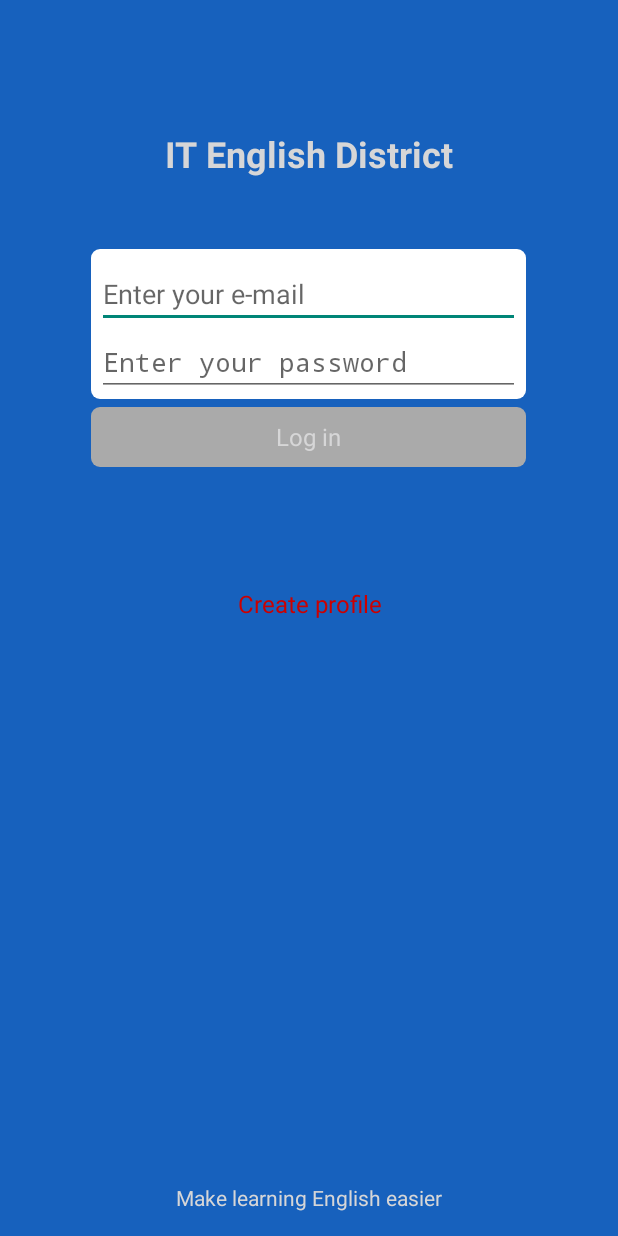
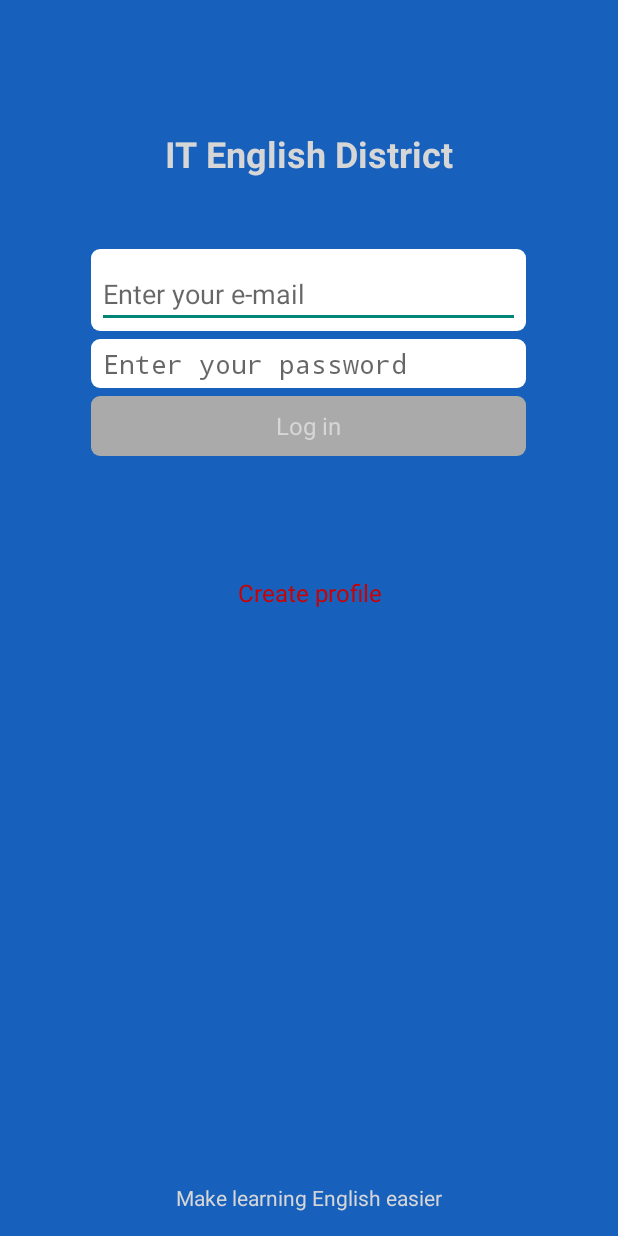
Before and after one commit to mrsnoopy86/EC, an Android app: the screen it shows after launch (StartScreen), on a phone screen of 412 x 824 dp. Run offline under Robolectric (Android 15) with nearby library versions, the phone set to English and light mode, and no system bars; libraries missing offline, so code that uses them is left out: cn.pedant, com.rengwuxian.materialedittext; plain views replace MaterialEditText; 2 statements that could not run were skipped.

Commit message:
End of work Day.

```diff
--- a/app/src/main/java/com/smithysoft/englishclub/adapters/CastomAdapter.java
+++ b/app/src/main/java/com/smithysoft/englishclub/adapters/CastomAdapter.java
@@ -1,6 +1,8 @@
 package com.smithysoft.englishclub.adapters;
 
 import android.content.Context;
+import android.graphics.Paint;
+import android.graphics.Rect;
 import android.view.LayoutInflater;
 import android.view.View;
 import android.view.ViewGroup;
@@ -9,6 +11,9 @@ import android.widget.ImageView;
 import android.widget.RadioGroup;
 import android.widget.TextView;
 
+import com.db.chart.listener.OnEntryClickListener;
+import com.db.chart.view.BarChartView;
+import com.db.chart.view.HorizontalBarChartView;
 import com.nineoldandroids.view.ViewHelper;
 import com.smithysoft.englishclub.R;
 import com.smithysoft.englishclub.utils.Item;
@@ -69,4 +74,5 @@ public class CastomAdapter extends BaseAdapter {
 
         return convertView;
     }
+
 }
--- a/app/src/main/res/layout/startscreen.xml
+++ b/app/src/main/res/layout/startscreen.xml
@@ -33,9 +33,14 @@
         android:layout_below="@+id/imageView"
         android:layout_centerHorizontal="true"
         android:layout_marginTop="150dp"
-        android:background="@drawable/action_create"
         android:orientation="vertical"
         android:layout_marginBottom="5dp">
+
+        <LinearLayout
+            android:layout_width="match_parent"
+            android:layout_height="wrap_content"
+            android:orientation="vertical"
+            android:background="@drawable/action_create">
 
         <com.rengwuxian.materialedittext.MaterialEditText
             android:id="@+id/editTextLogin"
@@ -43,24 +48,36 @@
             android:layout_height="wrap_content"
             android:layout_marginTop="5dp"
             android:hint="Enter your e-mail"
+            android:singleLine="true"
+            android:inputType="textEmailAddress"
             app:met_baseColor="@color/base_color"
             app:met_clearButton="true"
             app:met_floatingLabel="normal"
-            app:met_primaryColor="@color/color_main"
-            app:met_singleLineEllipsis="true" />
+            app:met_primaryColor="@color/color_main" />
+        </LinearLayout>
+
+    <LinearLayout
+        android:layout_width="match_parent"
+        android:layout_height="wrap_content"
+        android:orientation="vertical"
+        android:background="@drawable/action_create"
+        android:layout_marginTop="5dp">
 
         <com.rengwuxian.materialedittext.MaterialEditText
+            android:background="@drawable/action_create"
             android:id="@+id/editTextPass"
             android:layout_width="match_parent"
             android:layout_height="wrap_content"
             android:hint="Enter your password"
             android:inputType="textPassword"
             android:password="true"
+            android:singleLine="true"
             app:met_baseColor="@color/base_color"
             app:met_clearButton="true"
             app:met_floatingLabel="normal"
-            app:met_primaryColor="@color/color_main"
-            app:met_singleLineEllipsis="true" />
+            app:met_primaryColor="@color/color_main" />
+
+        </LinearLayout>
 
     </LinearLayout>
 
--- a/app/src/main/res/layout/test_activity.xml
+++ b/app/src/main/res/layout/test_activity.xml
@@ -2,6 +2,10 @@
 <LinearLayout xmlns:android="http://schemas.android.com/apk/res/android"
     android:orientation="vertical" android:layout_width="match_parent"
     android:layout_height="match_parent">
+
+    <include
+        layout="@layout/toolbar"
+        android:id="@+id/toolbar2"/>
 
     <ListView
         android:layout_width="match_parent"
```
Also changed, not shown: app/src/main/java/com/smithysoft/englishclub/activity/TestActivity.java (+25 -22 lines), app/src/main/res/layout/adapter_news.xml (+2 -7 lines).
